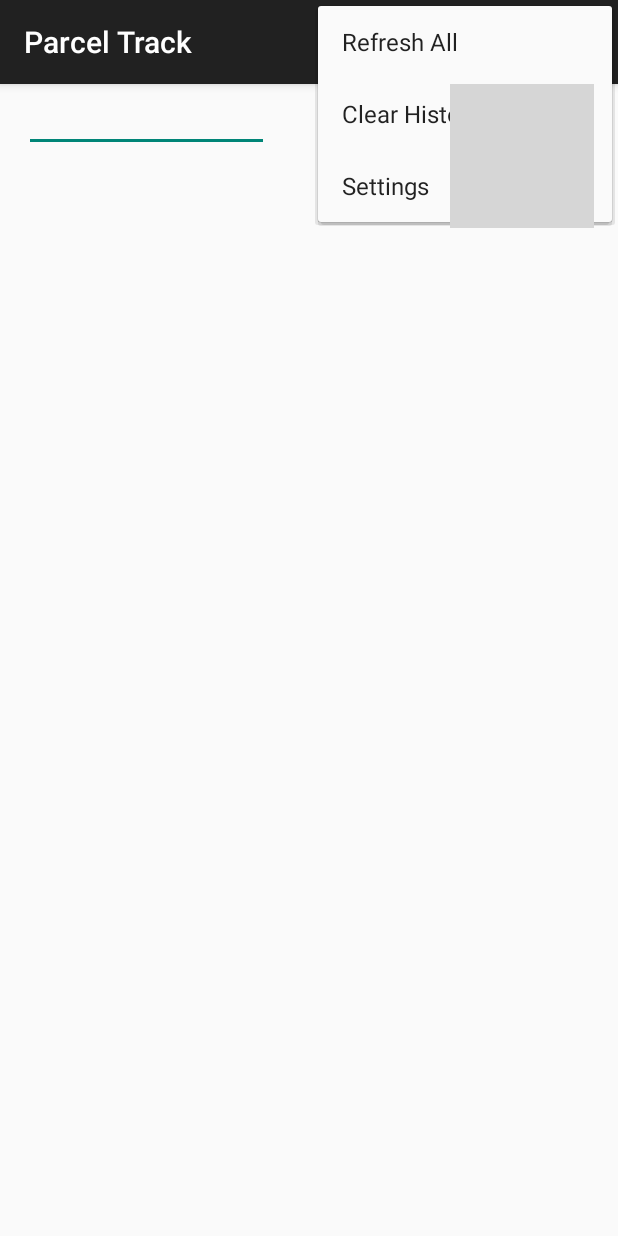
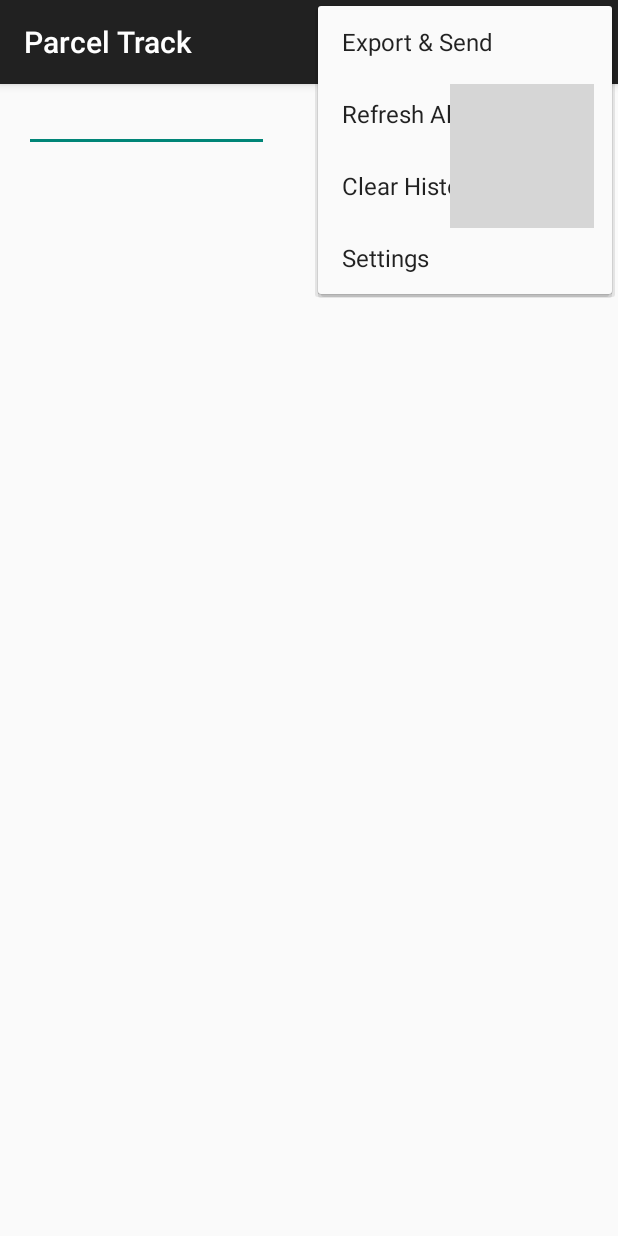
Before and after one commit to yancyn/ParcelTrack, an Android app: the screen it shows after launch (MainActivity), with the options menu open, on a phone screen of 412 x 824 dp. Run offline under Robolectric (Android 15) with nearby library versions, the phone set to English and light mode, and no system bars; our stand-ins replace AdMob; grey boxes are pictures that could not be loaded.

Commit message:
Unhide export menu.

```diff
--- a/ParcelTrack/src/main/res/menu/main.xml
+++ b/ParcelTrack/src/main/res/menu/main.xml
@@ -6,7 +6,6 @@
     <item android:id="@+id/action_export"
         android:title="@string/action_export"
         android:orderInCategory="10"
-        android:visible="false"
         app:showAsAction="never" />
     <item android:id="@+id/action_update_all"
         android:title="@string/action_update_all"
```
